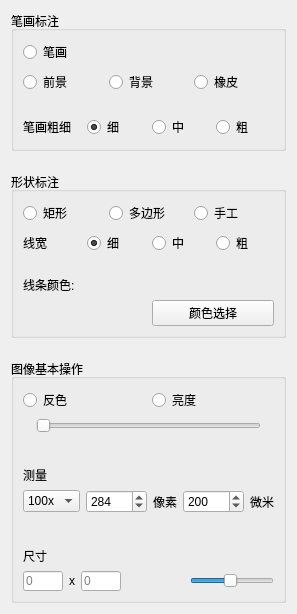
Qt form RegionCompetition.ui (WooodHead/labelling3) before a commit.
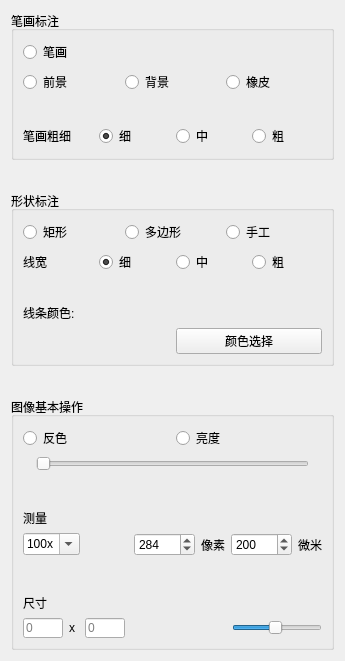
The same form after that commit.

```diff
--- a/RegionCompetition.ui
+++ b/RegionCompetition.ui
@@ -6,8 +6,8 @@
    <rect>
     <x>0</x>
     <y>0</y>
-    <width>295</width>
-    <height>614</height>
+    <width>345</width>
+    <height>661</height>
    </rect>
   </property>
   <property name="sizePolicy">
@@ -408,6 +408,9 @@
        <layout class="QHBoxLayout" name="horizontalLayout_10">
         <item>
          <widget class="QComboBox" name="_comboBoxLarger">
+          <property name="editable">
+           <bool>true</bool>
+          </property>
           <item>
            <property name="text">
             <string>100x</string>
```
Left out of the diff: 56 changed lines with no effect on the pictures.
